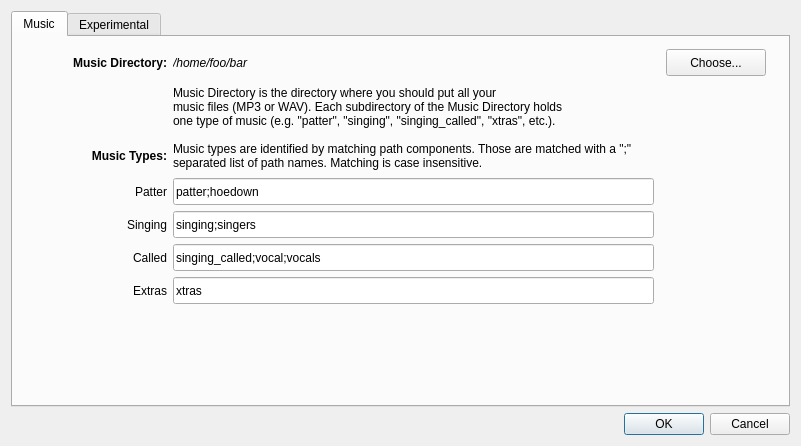
Old version of the form SquareDesk-DEV/test123/preferencesdialog.ui in the repository mpogue2/SquareDesk.
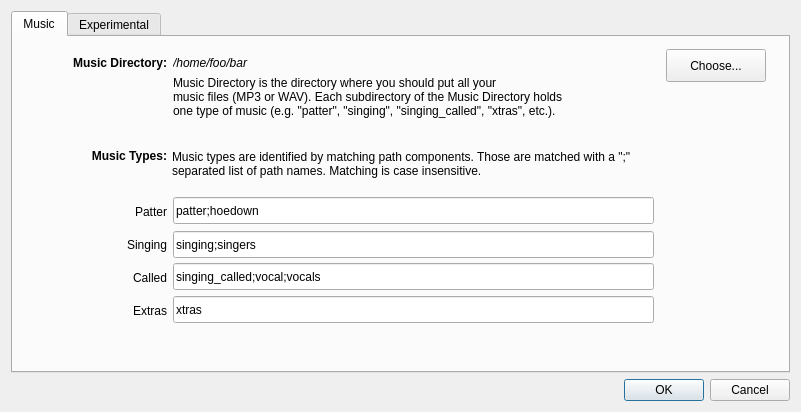
New version of the form.

Commit message:
Fixed missing colorClockHelpLabel
This label was off the bottom of the music tab in the Y direction in Preferences.  It should be on the Experimental tab, as help for that feature.  I made various other small tweaks to make things line up more nicely (e.g. "Experimental" was cut off on the left, Choose button was slightly small).  Tested on Mac OSX and Windows.

```diff
--- a/SquareDesk-DEV/test123/preferencesdialog.ui
+++ b/SquareDesk-DEV/test123/preferencesdialog.ui
@@ -7,7 +7,7 @@
     <x>0</x>
     <y>0</y>
     <width>801</width>
-    <height>446</height>
+    <height>412</height>
    </rect>
   </property>
   <property name="windowTitle">
@@ -29,7 +29,7 @@
          <property name="geometry">
           <rect>
            <x>14</x>
-           <y>141</y>
+           <y>161</y>
            <width>140</width>
            <height>27</height>
           </rect>
@@ -45,7 +45,7 @@
          <property name="geometry">
           <rect>
            <x>160</x>
-           <y>174</y>
+           <y>194</y>
            <width>481</width>
            <height>27</height>
           </rect>
@@ -79,8 +79,8 @@
         <widget class="QLabel" name="musicTypesHelpLabel">
          <property name="geometry">
           <rect>
-           <x>160</x>
-           <y>102</y>
+           <x>159</x>
+           <y>110</y>
            <width>481</width>
            <height>33</height>
           </rect>
@@ -96,7 +96,7 @@
          <property name="geometry">
           <rect>
            <x>160</x>
-           <y>141</y>
+           <y>160</y>
            <width>481</width>
            <height>27</height>
           </rect>
@@ -109,7 +109,7 @@
          <property name="geometry">
           <rect>
            <x>14</x>
-           <y>240</y>
+           <y>260</y>
            <width>140</width>
            <height>27</height>
           </rect>
@@ -125,7 +125,7 @@
          <property name="geometry">
           <rect>
            <x>14</x>
-           <y>207</y>
+           <y>227</y>
            <width>140</width>
            <height>27</height>
           </rect>
@@ -141,7 +141,7 @@
          <property name="geometry">
           <rect>
            <x>160</x>
-           <y>240</y>
+           <y>259</y>
            <width>481</width>
            <height>27</height>
           </rect>
@@ -174,7 +174,7 @@
          <property name="geometry">
           <rect>
            <x>14</x>
-           <y>174</y>
+           <y>194</y>
            <width>140</width>
            <height>27</height>
           </rect>
@@ -190,7 +190,7 @@
          <property name="geometry">
           <rect>
            <x>160</x>
-           <y>207</y>
+           <y>226</y>
            <width>481</width>
            <height>27</height>
           </rect>
@@ -238,9 +238,9 @@
          <property name="geometry">
           <rect>
            <x>160</x>
-           <y>45</y>
+           <y>30</y>
            <width>487</width>
-           <height>51</height>
+           <height>60</height>
           </rect>
          </property>
          <property name="text">
@@ -253,7 +253,7 @@
            <x>653</x>
            <y>12</y>
            <width>100</width>
-           <height>27</height>
+           <height>33</height>
           </rect>
          </property>
          <property name="maximumSize">
```
Left out of the diff: 51 changed lines with no effect on the pictures.
